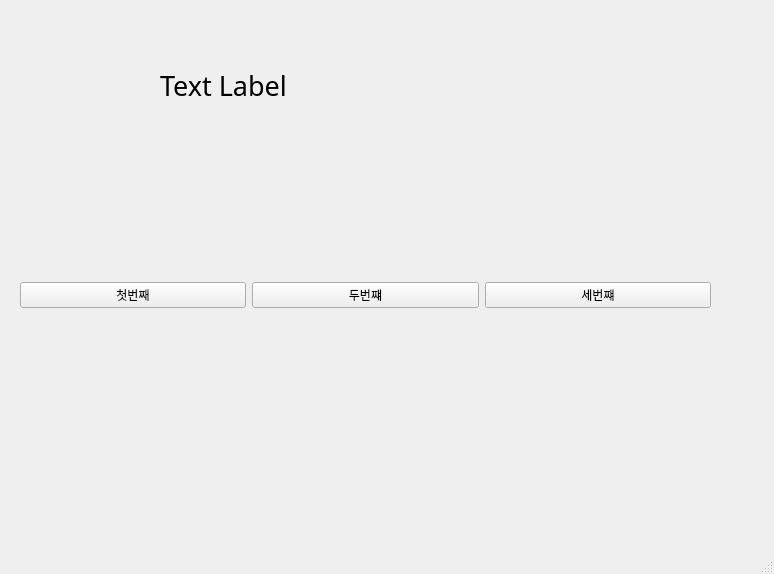
Qt form DemoForm2.ui (ParkJooYoungman/python231023) before a commit.
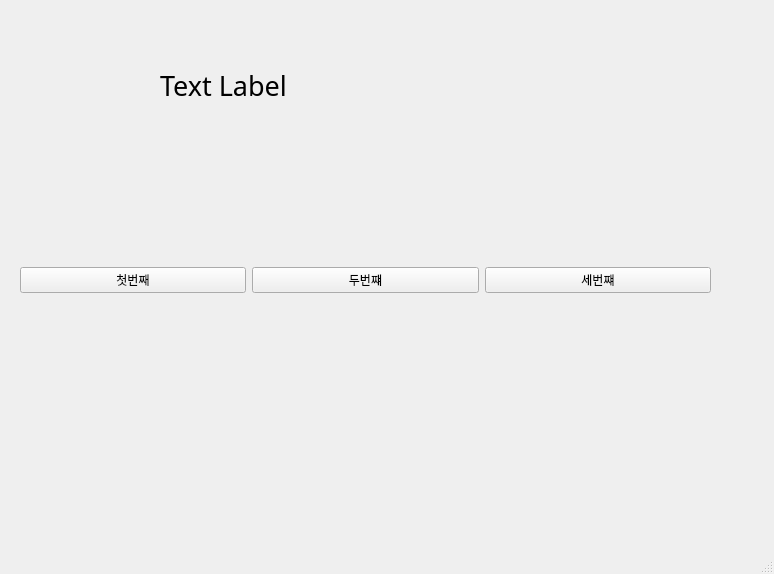
The same form after that commit.

The edit to the form file:
```diff
--- a/DemoForm2.ui
+++ b/DemoForm2.ui
@@ -18,9 +18,9 @@
     <property name="geometry">
      <rect>
       <x>20</x>
-      <y>250</y>
+      <y>220</y>
       <width>691</width>
-      <height>91</height>
+      <height>121</height>
      </rect>
     </property>
     <layout class="QHBoxLayout" name="horizontalLayout">
```
Left out of the diff: 4 changed lines with no effect on the pictures.
